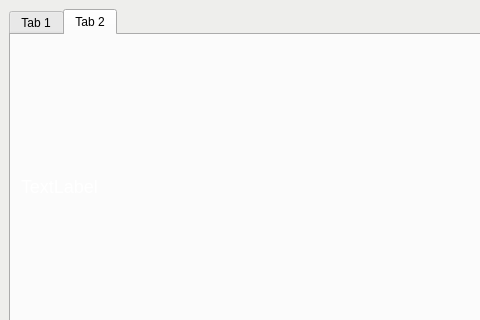
The window that Server/face-recognition/face_recognition.ui (miiiingi/VEDA_FinalProject) describes before a commit, drawn with Qt 5; both pictures show x 0 to 480 and y 0 to 320 of the 666 by 601 pixel window.
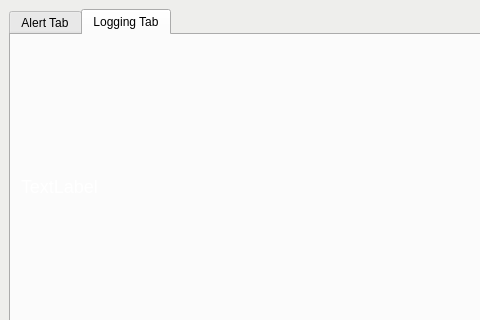
The same window after the commit.

Commit message: fix: tab 이름 수정

Patch:
```diff
--- a/Server/face-recognition/face_recognition.ui
+++ b/Server/face-recognition/face_recognition.ui
@@ -57,7 +57,7 @@
         </sizepolicy>
        </property>
        <attribute name="title">
-        <string>Tab 1</string>
+        <string>Alert Tab</string>
        </attribute>
        <layout class="QVBoxLayout" name="verticalLayout">
         <item>
@@ -265,7 +265,7 @@
       </widget>
       <widget class="QWidget" name="tab_2">
        <attribute name="title">
-        <string>Tab 2</string>
+        <string>Logging Tab</string>
        </attribute>
        <widget class="QWidget" name="verticalLayoutWidget">
         <property name="geometry">
```
